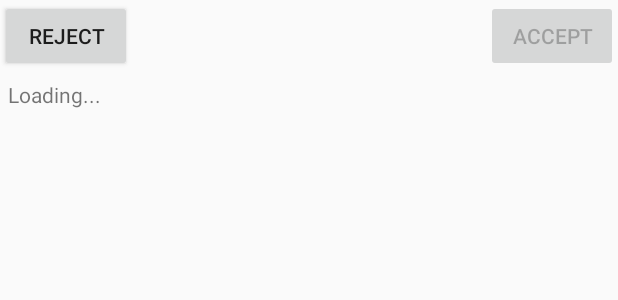
After one commit to crimsongold/gps_app_ver2, an Android app: the layout activity_agreement.xml on its own in the app's theme, with its tools: preview values and no code run, on a phone screen of 412 x 824 dp. The commit adds this screen. Shown: the top 300 px of the screen. Run offline under Robolectric (Android 15) with nearby library versions, the phone set to English and light mode, and no system bars.

Commit message:
Fix agreement and Movementdata

```diff
--- /dev/null
+++ b/app/src/main/res/layout/activity_agreement.xml
@@ -0,0 +1,49 @@
+<?xml version="1.0" encoding="utf-8"?>
+<!--
+  ~ Copyright (c) 2015. This product is a brain-product of Jacob Langholz, Jonathan Coons, and Caleb Jaeger. The collective content within was created by them and them alone to fulfill the requirements of the mobile gps application project for TCSS 450.
+  -->
+
+<LinearLayout xmlns:android="http://schemas.android.com/apk/res/android"
+    android:orientation="vertical" android:layout_width="match_parent"
+    android:layout_height="match_parent">
+
+    <RelativeLayout
+        android:orientation="horizontal"
+        android:layout_width="match_parent"
+        android:layout_height="wrap_content"
+        android:layout_gravity="center_horizontal">
+
+        <Button
+            android:layout_width="wrap_content"
+            android:layout_height="wrap_content"
+            android:text="@string/agreement_reject"
+            android:id="@+id/buttonReject" />
+
+        <Button
+            android:layout_width="wrap_content"
+            android:layout_height="wrap_content"
+            android:text="@string/agreement_accept"
+            android:id="@+id/buttonAccept"
+            android:layout_alignParentTop="true"
+            android:layout_alignParentRight="true"
+            android:layout_alignParentEnd="true"
+            android:clickable="true"
+            android:enabled="false" />
+
+    </RelativeLayout>
+
+    <ScrollView
+        android:layout_width="match_parent"
+        android:layout_height="match_parent"
+        android:id="@+id/scrollView2"
+
+        android:padding="5dp">
+
+        <TextView
+            android:layout_width="wrap_content"
+            android:layout_height="wrap_content"
+            android:text="@string/terms_of_service"
+            android:id="@+id/textViewAgreement" />
+    </ScrollView>
+
+</LinearLayout>
--- a/app/src/main/res/values/strings.xml
+++ b/app/src/main/res/values/strings.xml
@@ -14,11 +14,10 @@
     <string name="web_service_protocol" translatable="false">http</string>
     <string name="web_service_url" translatable="false">450.atwebpages.com</string>
     <string name="title_activity_movement_data">Movement Data</string>
-    <string name="terms_of_service">Terms of Service
-        We reserve the right to capture and use any and all user and
-        location data. By checking this box, you are agreeing to provide us with the aforementioned
-        information, and that we are not liable for any damages that could be caused by such.
-        </string>
+    <string name="terms_of_service">Loading...</string>
+    <string name="agreement_accept">Accept</string>
+    <string name="agreement_reject">Reject</string>
+    <string name="agreement">agreement</string>
     <string name="web_service_add_user">adduser.php</string>
     <string name="web_service_reset">reset.php</string>
     <string name="web_service_login">login.php</string>
@@ -41,7 +40,7 @@
     <string name="web_service_points">points</string>
     <string name="web_service_latitude">lat</string>
     <string name="web_service_longitude">lon</string>
-    <string name="web_service_time">timestamp</string>
+    <string name="web_service_time">time</string>
 
     <string name="shared_preferences_name">tcss450.gps_app_phase_i</string>
     <string name="shared_preferences_user_ID">ID</string>
```
Also changed, not shown: app/src/main/AndroidManifest.xml (+6 -6 lines), app/src/main/java/tcss450/gps_app_phase_i/Agreement.java (added, +112 -0 lines), app/src/main/java/tcss450/gps_app_phase_i/Login.java (+4 -5 lines), app/src/main/java/tcss450/gps_app_phase_i/MovementData.java (+10 -12 lines), app/src/main/java/tcss450/gps_app_phase_i/Registration.java (+0 -16 lines), app/src/main/res/layout/activity_register.xml (+0 -9 lines), 22 other files.
